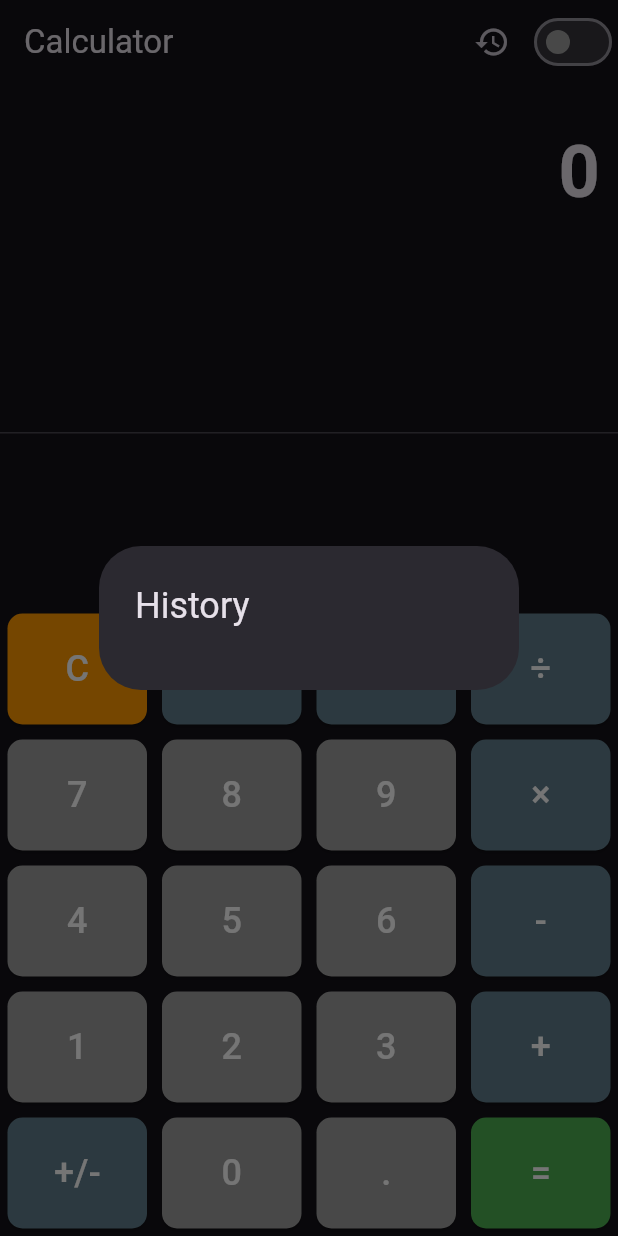
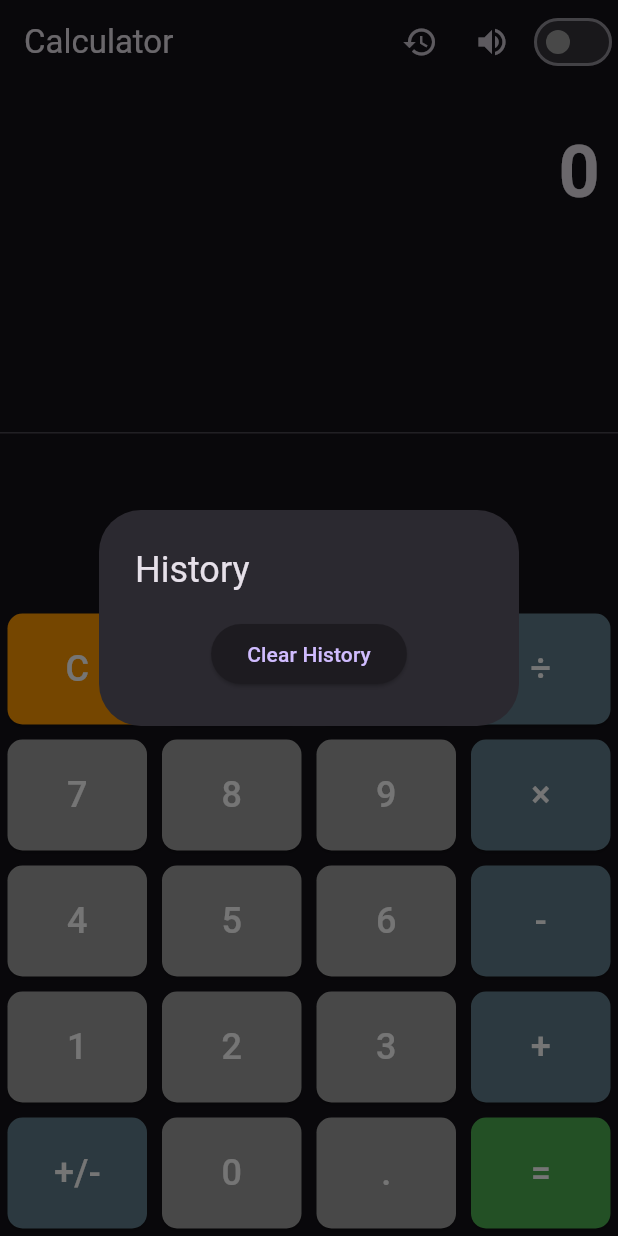
Before and after one commit to Pankaj-EC/Calculator, a Flutter app: the screen it shows after launch, after a tap on the "history" icon, on a phone screen of 412 x 824 dp. Run offline on Flutter 3.47's test engine with Material 3 defaults, Android fonts, the phone set to English and light mode, and no system bars; our stand-ins replace flutter_tts.

Commit message:
App-0003 | Voic enable icon added

```diff
--- a/lib/main.dart
+++ b/lib/main.dart
@@ -24,6 +24,7 @@ class Calculator extends StatefulWidget {
 
 class _CalculatorState extends State<Calculator> {
   bool isGujarati = false;
+  bool isSoundEnabled = true;
   String output = "0";
   String history = "";
   List<String> historyList = [];
@@ -65,8 +66,10 @@ class _CalculatorState extends State<Calculator> {
   }
 
   Future<void> _speak(String text) async {
-    await flutterTts.setLanguage(isGujarati ? "gu-IN" : "en-US");
-    await flutterTts.speak(text);
+    if (isSoundEnabled) {
+      await flutterTts.setLanguage(isGujarati ? "gu-IN" : "en-US");
+      await flutterTts.speak(text);
+    }
   }
 
   void buttonPressed(String buttonText) {
@@ -153,6 +156,37 @@ class _CalculatorState extends State<Calculator> {
     );
   }
 
+  void _showHistory() {
+    showDialog(
+      context: context,
+      builder: (context) {
+        return AlertDialog(
+          title: const Text("History"),
+          content: SingleChildScrollView(
+            child: Column(
+              children: [
+                SingleChildScrollView(
+                  child: ListBody(
+                    children: historyList.map((e) => Text(e)).toList(),
+                  ),
+                ),
+                ElevatedButton(
+                  onPressed: () {
+                    setState(() {
+                      historyList.clear();
+                    });
+                    Navigator.of(context).pop();
+                  },
+                  child: const Text("Clear History"),
+                ),
+              ],
+            ),
+          ),
+        );
+      },
+    );
+  }
+
   @override
   Widget build(BuildContext context) {
     return Scaffold(
@@ -161,20 +195,16 @@ class _CalculatorState extends State<Calculator> {
         actions: [
           IconButton(
             icon: const Icon(Icons.history),
+            onPressed: _showHistory,
+          ),
+          IconButton(
+            icon: Icon(
+              isSoundEnabled ? Icons.volume_up : Icons.volume_off,
+            ),
             onPressed: () {
-              showDialog(
-                context: context,
-                builder: (context) {
-                  return AlertDialog(
-                    title: const Text("History"),
-                    content: SingleChildScrollView(
-                      child: ListBody(
-                        children: historyList.map((e) => Text(e)).toList(),
-                      ),
-                    ),
-                  );
-                },
-              );
+              setState(() {
+                isSoundEnabled = !isSoundEnabled;
+              });
             },
           ),
           Switch(
```
